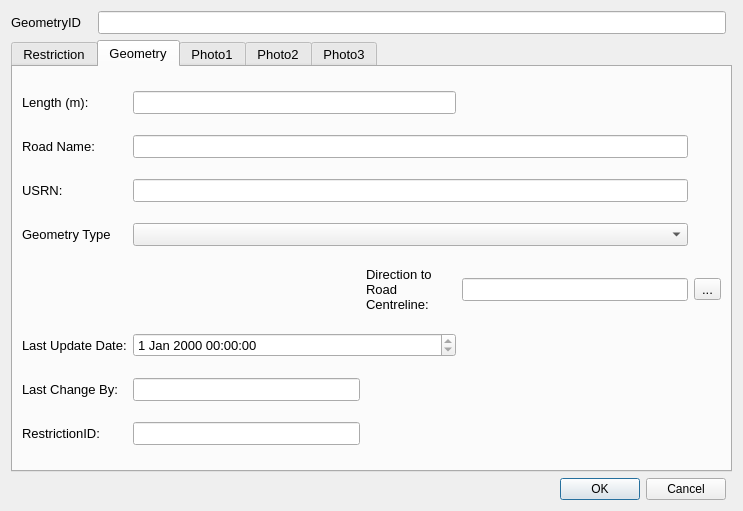
Old version of the form ui/restrictionLineDetails_dialog_base2_qt5.ui in the repository tlh22/TOMs.
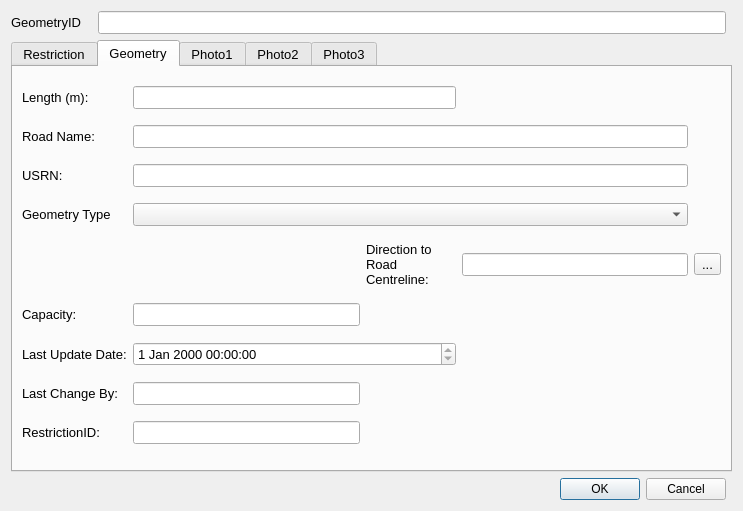
New version of the form. The open tabs and pages were chosen to show the change. Custom widgets are drawn as their Qt base class.

Commit message: add details to forms and docker startup

What changed in the file:
```diff
--- a/ui/restrictionLineDetails_dialog_base2_qt5.ui
+++ b/ui/restrictionLineDetails_dialog_base2_qt5.ui
@@ -254,6 +254,81 @@
        <string>Geometry</string>
       </attribute>
       <layout class="QGridLayout" name="gridLayout_2">
+       <item row="4" column="5">
+        <widget class="QLineEdit" name="AzimuthToRoadCentreLine">
+         <property name="text">
+          <string/>
+         </property>
+        </widget>
+       </item>
+       <item row="4" column="6">
+        <widget class="QToolButton" name="toolButton_2">
+         <property name="text">
+          <string>...</string>
+         </property>
+        </widget>
+       </item>
+       <item row="2" column="0">
+        <widget class="QLabel" name="lbl_USRN">
+         <property name="minimumSize">
+          <size>
+           <width>90</width>
+           <height>16</height>
+          </size>
+         </property>
+         <property name="font">
+          <font>
+           <pointsize>10</pointsize>
+          </font>
+         </property>
+         <property name="text">
+          <string>USRN:</string>
+         </property>
+        </widget>
+       </item>
+       <item row="2" column="3" colspan="3">
+        <widget class="QLineEdit" name="USRN"/>
+       </item>
+       <item row="6" column="0">
+        <widget class="QLabel" name="label_6">
+         <property name="text">
+          <string>Last Update Date:</string>
+         </property>
+        </widget>
+       </item>
+       <item row="6" column="3" colspan="2">
+        <widget class="QDateTimeEdit" name="Lines_DateTime">
+         <property name="readOnly">
+          <bool>true</bool>
+         </property>
+        </widget>
+       </item>
+       <item row="0" column="3" colspan="2">
+        <widget class="QLineEdit" name="Length">
+         <property name="font">
+          <font>
+           <pointsize>10</pointsize>
+          </font>
+         </property>
+         <property name="readOnly">
+          <bool>true</bool>
+         </property>
+        </widget>
+       </item>
+       <item row="7" column="3">
+        <widget class="QLineEdit" name="Surveyor">
+         <property name="readOnly">
+          <bool>true</bool>
+         </property>
+        </widget>
+       </item>
+       <item row="7" column="0">
+        <widget class="QLabel" name="label_7">
+         <property name="text">
+          <string>Last Change By:</string>
+         </property>
+        </widget>
+       </item>
        <item row="0" column="0">
         <widget class="QLabel" name="label_5">
          <property name="font">
@@ -266,18 +341,6 @@
          </property>
         </widget>
        </item>
-       <item row="0" column="1" colspan="2">
-        <widget class="QLineEdit" name="Length">
-         <property name="font">
-          <font>
-           <pointsize>10</pointsize>
-          </font>
-         </property>
-         <property name="readOnly">
-          <bool>true</bool>
-         </property>
-        </widget>
-       </item>
        <item row="1" column="0">
         <widget class="QLabel" name="lbl_RoadName">
          <property name="minimumSize">
@@ -296,30 +359,9 @@
          </property>
         </widget>
        </item>
-       <item row="1" column="1" colspan="3">
+       <item row="1" column="3" colspan="3">
         <widget class="QLineEdit" name="RoadName"/>
        </item>
-       <item row="2" column="0">
-        <widget class="QLabel" name="lbl_USRN">
-         <property name="minimumSize">
-          <size>
-           <width>90</width>
-           <height>16</height>
-          </size>
-         </property>
-         <property name="font">
-          <font>
-           <pointsize>10</pointsize>
-          </font>
-         </property>
-         <property name="text">
-          <string>USRN:</string>
-         </property>
-        </widget>
-       </item>
-       <item row="2" column="1" colspan="3">
-        <widget class="QLineEdit" name="USRN"/>
-       </item>
        <item row="3" column="0">
         <widget class="QLabel" name="lbl_GeometryType">
          <property name="minimumSize">
@@ -338,7 +380,7 @@
          </property>
         </widget>
        </item>
-       <item row="3" column="1" colspan="3">
+       <item row="3" column="3" colspan="3">
         <widget class="QComboBox" name="GeomShapeID">
          <property name="editable">
           <bool>false</bool>
@@ -348,7 +390,7 @@
          </property>
         </widget>
        </item>
-       <item row="4" column="2">
+       <item row="4" column="4">
         <widget class="QLabel" name="lbl_AzToRoadCL">
          <property name="minimumSize">
           <size>
@@ -369,49 +411,7 @@
          </property>
         </widget>
        </item>
-       <item row="4" column="3">
-        <widget class="QLineEdit" name="AzimuthToRoadCentreLine">
-         <property name="text">
-          <string/>
-         </property>
-        </widget>
-       </item>
-       <item row="4" column="4">
-        <widget class="QToolButton" name="toolButton_2">
-         <property name="text">
-          <string>...</string>
-         </property>
-        </widget>
-       </item>
-       <item row="5" column="0">
-        <widget class="QLabel" name="label_6">
-         <property name="text">
-          <string>Last Update Date:</string>
-         </property>
-        </widget>
-       </item>
-       <item row="5" column="1" colspan="2">
-        <widget class="QDateTimeEdit" name="Lines_DateTime">
-         <property name="readOnly">
-          <bool>true</bool>
-         </property>
-        </widget>
-       </item>
-       <item row="6" column="0">
-        <widget class="QLabel" name="label_7">
-         <property name="text">
-          <string>Last Change By:</string>
-         </property>
-        </widget>
-       </item>
-       <item row="6" column="1">
-        <widget class="QLineEdit" name="Surveyor">
-         <property name="readOnly">
-          <bool>true</bool>
-         </property>
-        </widget>
-       </item>
-       <item row="8" column="0">
+       <item row="9" column="0">
         <widget class="QLabel" name="lbl_RoadName_2">
          <property name="minimumSize">
           <size>
@@ -429,9 +429,19 @@
          </property>
         </widget>
        </item>
-       <item row="8" column="1">
+       <item row="9" column="3">
         <widget class="QLineEdit" name="RestrictionID"/>
        </item>
+       <item row="5" column="0">
+        <widget class="QLabel" name="label_8">
+         <property name="text">
+          <string>Capacity:</string>
+         </property>
+        </widget>
+       </item>
+       <item row="5" column="3">
+        <widget class="QLineEdit" name="Capacity"/>
+       </item>
       </layout>
      </widget>
      <widget class="QWidget" name="Photo1">
```
The commit also changes 5 other files.
